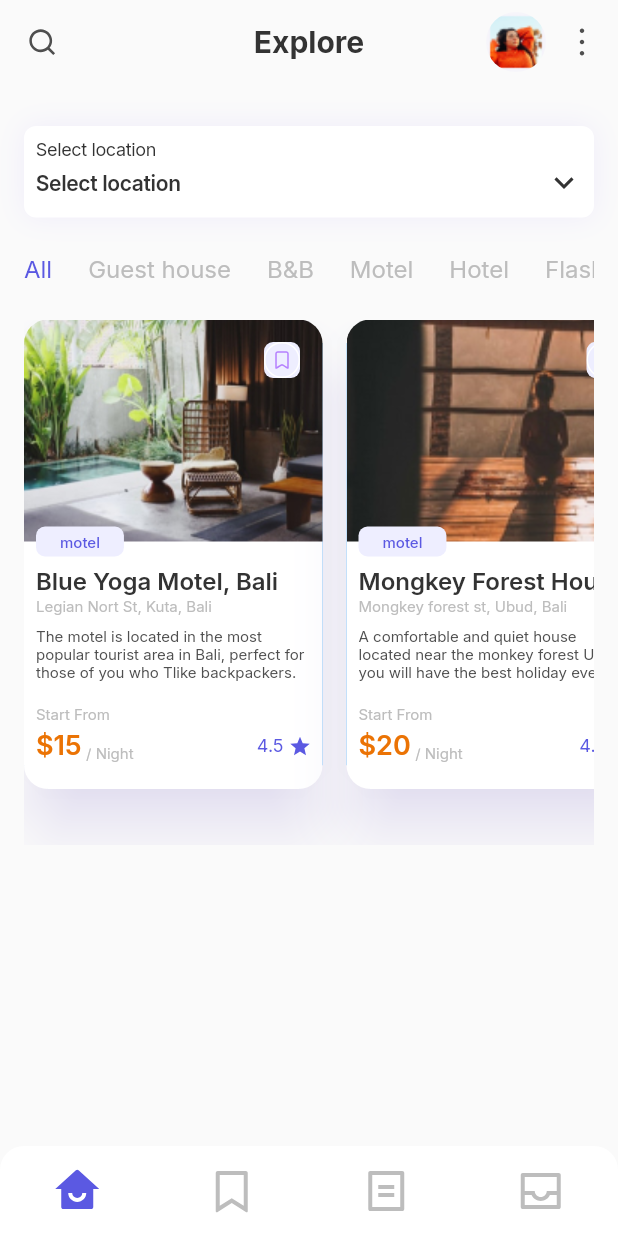
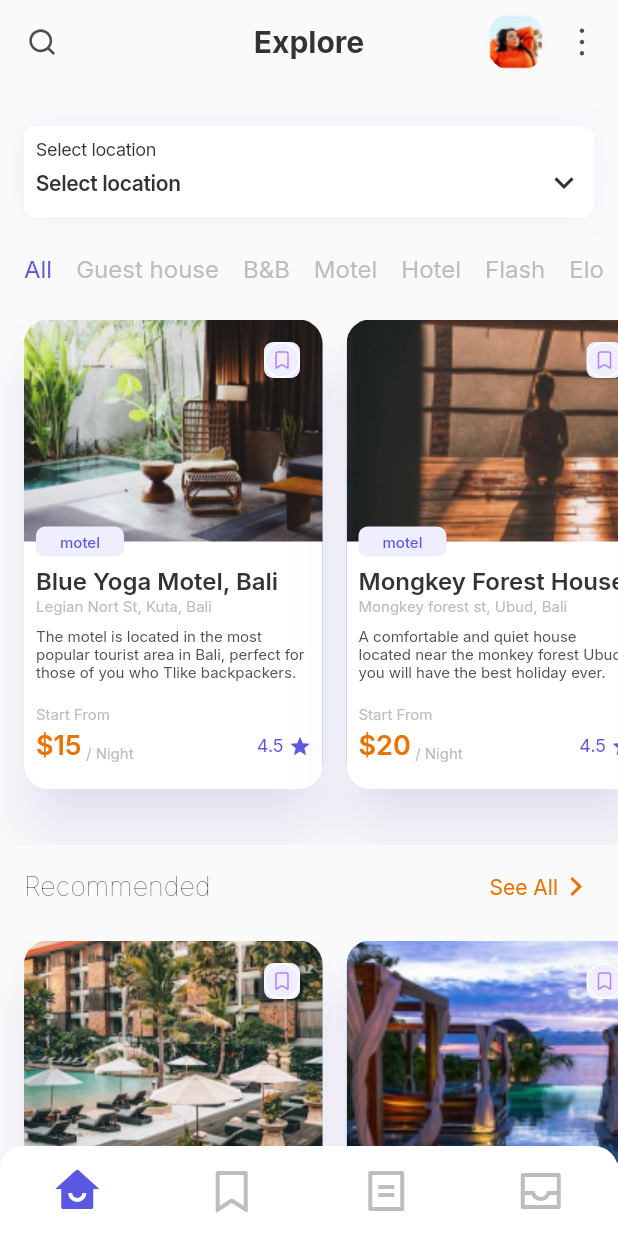
Before and after one commit to Charles-Bally/flutter-ui-motel-basics, a Flutter app: the screen it shows after launch, on a phone screen of 412 x 824 dp. Run offline on Flutter 3.47's test engine with Material 2 defaults, Android fonts, the phone set to English and light mode, and no system bars; drawn by our look-alikes of dropdown_button2, lottie; our stand-ins replace flutter_svg, google_fonts.

Commit message:
add recommanded section

```diff
--- a/assets/data-hotel.json
+++ b/assets/data-hotel.json
@@ -3,6 +3,7 @@
     {
       "id": 1,
       "type": "motel",
+      "recommended": false,
       "name": "Blue Yoga Motel, Bali",
       "location": "Legian Nort St, Kuta, Bali",
       "description": "The motel is located in the most popular tourist area in Bali, perfect for those of you who like backpackers. We’ll bring you through some of the most unique hotels that you never thought you’ll find in Bali. Let's find out!",
@@ -42,6 +43,7 @@
     {
       "id": 2,
       "type": "motel",
+      "recommended": false,
       "name": "Mongkey Forest House",
       "location": "Mongkey forest st, Ubud, Bali",
       "description": "A comfortable and quiet house located near the monkey forest Ubud, you will have the best holiday ever. We’ll bring you through some of the most unique hotels that you never thought you’ll find in Bali. Let's find out!",
@@ -70,7 +72,78 @@
     },
     {
       "id": 3,
+      "type": "motel",
+      "recommended": true,
+      "name": "Ramayana Luxury",
+      "location": "Ir Soekarno St, Jimbaran, Bali",
+      "description": "The motel is located in the most popular tourist area in Bali, perfect for those of you who like backpackers.",
+      "second-description": "The motel is located in the most popular tourist area in Bali, perfect for those of you who like backpackers.",
+      "price": 48,
+      "stars": 4.6,
+      "reviews": 751,
+      "img":"assets/images/temps/img3.jpg",
+      "amenities": [
+        {
+          "id": 1,
+          "name": "parking",
+          "icon": "assets/images/icons/car.svg"
+        },
+        {
+          "id": 2,
+          "name": "wifi",
+          "icon": "assets/images/icons/wifi.svg"
+        },
+        {
+          "id": 3,
+          "name": "laundry",
+          "icon": "assets/images/icons/laundry.svg"
+        },
+        {
+          "id": 4,
+          "name": "ac",
+          "icon": "assets/images/icons/ac.svg"
+        }
+      ]
+    },
+    {
+      "id": 4,
+      "type": "motel",
+      "recommended": true,
+      "name": "Seminyak Beach House",
+      "location": "Double Six, Seminyak, Bali",
+      "description": "A comfortable and quiet house located near the monkey forest Ubud, you will have the best holiday ever.",
+      "second-description": "A comfortable and quiet house located near the monkey forest Ubud, you will have the best holiday ever. Perfect for those of you who like backpackers.",
+      "price": 42,
+      "stars": 4.4,
+      "reviews": 600,
+      "img":"assets/images/temps/img4.jpg",
+      "amenities": [
+        {
+          "id": 1,
+          "name": "parking",
+          "icon": "assets/images/icons/car.svg"
+        },
+        {
+          "id": 2,
+          "name": "wifi",
+          "icon": "assets/images/icons/wifi.svg"
+        },
+        {
+          "id": 3,
+          "name": "laundry",
+          "icon": "assets/images/icons/laundry.svg"
+        },
+        {
+          "id": 5,
+          "name": "bar",
+          "icon": "assets/images/icons/bar.svg"
+        }
+      ]
+    },
+    {
+      "id": 5,
       "type": "hotel",
+      "recommended": true,
       "name": "Sans soucis",
       "location": "Gare de bassam, Treichville",
       "description": "A comfortable and quiet house located near the monkey forest Ubud, you will have the best holiday ever. We’ll bring you through some of the most unique hotels that you never thought you’ll find in Bali. Let's find out!",
--- a/lib/class/hotel.dart
+++ b/lib/class/hotel.dart
@@ -1,6 +1,7 @@
 class Hotel {
   final int id;
   final String type;
+  final bool recommended;
   final String name;
   final String location;
   final String description;
@@ -14,6 +15,7 @@ class Hotel {
   Hotel({
     required this.id,
     required this.type,
+    required this.recommended,
     required this.name,
     required this.location,
     required this.description,
@@ -33,6 +35,7 @@ class Hotel {
     return Hotel(
       id: json['id'] as int,
       type: json['type'] as String,
+      recommended: json['recommended'] as bool,
       name: json['name'] as String,
       location: json['location'] as String,
       description: json['description'] as String,
--- a/lib/components/pagesComponents/FiltersMotels.dart
+++ b/lib/components/pagesComponents/FiltersMotels.dart
@@ -67,16 +67,22 @@ class _FiltersMotelsState extends State<FiltersMotels>
   }
 
   List<Widget> allHotels() {
-    return _hotels
+    final hotelWidgets = _hotels
         .expand(
           (hotel) => [
+            const SizedBox(width: 16),
             SizedBox(
               height: 350,
               child: CardButton(myHotel: hotel),
             ),
-            SizedBox(width: 16),
           ],
         )
         .toList();
+
+    if (hotelWidgets.isNotEmpty) {
+      hotelWidgets.add(const SizedBox(width: 16));
+    }
+
+    return hotelWidgets;
   }
 }
--- /dev/null
+++ b/lib/components/pagesComponents/Recommended.dart
@@ -0,0 +1,129 @@
+import 'dart:convert';
+
+import 'package:flutter/material.dart';
+import 'package:flutter/services.dart';
+import 'package:flutter_svg/flutter_svg.dart';
+import 'package:google_fonts/google_fonts.dart';
+import 'package:ui_hotel_book/class/hotel.dart';
+import 'package:ui_hotel_book/components/CardButton.dart';
+import 'package:ui_hotel_book/components/pagesComponents/SelectFilters.dart';
+import 'package:ui_hotel_book/constants/AppIcons.dart';
+import 'package:ui_hotel_book/styles/AppColors.dart';
+
+class Recommended extends StatefulWidget {
+  const Recommended({super.key});
+
+  @override
+  State<Recommended> createState() => _RecommendedState();
+}
+
+class _RecommendedState extends State<Recommended>
+    with TickerProviderStateMixin {
+  String currentFilter = "All";
+  List _hotels = [];
+
+  void handleChangeFilter(String filter) {
+    setState(() {
+      currentFilter = filter;
+    });
+  }
+
+  Future<void> readJson(String url) async {
+    final String response = await rootBundle.loadString(url);
+    final data = await jsonDecode(response);
+    List arrayHotel = data["hotels"];
+    setState(() {
+      _hotels = arrayHotel.map((json) => Hotel.fromJson(json)).toList();
+    });
+  }
+
+  @override
+  void initState() {
+    super.initState();
+    readJson("assets/data-hotel.json");
+  }
+
+  @override
+  Widget build(BuildContext context) {
+    return Column(
+      children: [
+        Padding(
+          padding: const EdgeInsets.symmetric(horizontal: 16.0),
+          child: Row(
+            mainAxisAlignment: MainAxisAlignment.spaceBetween,
+            children: [
+              Text(
+                "Recommended",
+                style: GoogleFonts.inter(
+                  color: AppColors.text,
+                  fontSize: 18,
+                  fontWeight: FontWeight.w100,
+                ),
+              ),
+              InkWell(
+                  onTap: () {},
+                  child: Row(
+                    children: [
+                      Text(
+                        "See All",
+                        style: GoogleFonts.inter(
+                          fontSize: 14,
+                          fontWeight: FontWeight.w400,
+                          color: AppColors.price,
+                        ),
+                      ),
+                      Transform.rotate(
+                        angle: -90 * (3.14159265359 / 180),
+                        child: SvgPicture.asset(
+                          AppIcons.arrowDown,
+                          colorFilter: const ColorFilter.mode(
+                            AppColors.price,
+                            BlendMode.srcIn,
+                          ),
+                        ),
+                      )
+                    ],
+                  ))
+            ],
+          ),
+        ),
+        const SizedBox(
+          height: 24,
+        ),
+        NotificationListener<OverscrollIndicatorNotification>(
+          onNotification: (overscroll) {
+            overscroll
+                .disallowIndicator(); // Désactive l'effet de rétroaction bleu
+            return true;
+          },
+          child: SingleChildScrollView(
+            scrollDirection: Axis.horizontal,
+            physics: const ClampingScrollPhysics(),
+            child: Row(children: recommendedHotels()),
+          ),
+        )
+      ],
+    );
+  }
+
+  List<Widget> recommendedHotels() {
+    final recommendedHotelWidgets = _hotels
+        .where((hotel) => (hotel as Hotel).recommended == true)
+        .expand(
+          (hotel) => [
+            const SizedBox(width: 16),
+            SizedBox(
+              height: 350,
+              child: CardButton(myHotel: hotel),
+            ),
+          ],
+        )
+        .toList();
+
+    if (recommendedHotelWidgets.isNotEmpty) {
+      recommendedHotelWidgets.add(const SizedBox(width: 16));
+    }
+
+    return recommendedHotelWidgets;
+  }
+}
--- a/lib/components/pagesComponents/SelectFilters.dart
+++ b/lib/components/pagesComponents/SelectFilters.dart
@@ -23,14 +23,21 @@ class SelectFilters extends StatelessWidget {
   Widget build(BuildContext context) {
     return SizedBox(
       height: 20,
-      child: ListView.separated(
+      child: ListView(
         scrollDirection: Axis.horizontal,
-        separatorBuilder: (context, index) => const SizedBox(
-          width: 24,
-        ),
-        itemCount: selectFilterValue.length,
-        itemBuilder: (context, index) {
-          return InkWell(
+        children: allFilters(),
+      ),
+    );
+  }
+
+  List<Widget> allFilters() {
+    List<Widget> filterSelect = [];
+    for (int index = 0; index < selectFilterValue.length; index++) {
+      filterSelect.add(const SizedBox(width: 16));
+      filterSelect.add(
+        SizedBox(
+          height: 350,
+          child: InkWell(
             splashColor: Colors.transparent,
             highlightColor: Colors.transparent,
             onTap: () {
@@ -46,9 +53,15 @@ class SelectFilters extends StatelessWidget {
                 fontWeight: FontWeight.w400,
               ),
             ),
-          );
-        },
-      ),
-    );
+          ),
+        ),
+      );
+    }
+
+    if (filterSelect.isNotEmpty) {
+      filterSelect.add(const SizedBox(width: 16));
+    }
+
+    return filterSelect;
   }
 }
--- a/lib/components/pagesComponents/SelectLocation.dart
+++ b/lib/components/pagesComponents/SelectLocation.dart
@@ -25,7 +25,9 @@ class SelectLocation extends StatelessWidget {
 
   @override
   Widget build(BuildContext context) {
-    return Container(
+    return Padding(
+      padding: EdgeInsets.symmetric(horizontal: 16),
+      child: Container(
         width: double.infinity,
         padding: const EdgeInsets.all(8),
         decoration: BoxDecoration(
@@ -105,6 +107,7 @@ class SelectLocation extends StatelessWidget {
             ),
           ],
         ),
+      ),
     );
   }
 }
--- a/lib/pages/MainPage.dart
+++ b/lib/pages/MainPage.dart
@@ -8,6 +8,7 @@ import 'package:ui_hotel_book/components/CardButton.dart';
 import 'package:ui_hotel_book/components/MyAppBar.dart';
 import 'package:ui_hotel_book/components/MyBottomBar.dart';
 import 'package:ui_hotel_book/components/pagesComponents/FiltersMotels.dart';
+import 'package:ui_hotel_book/components/pagesComponents/Recommended.dart';
 import 'package:ui_hotel_book/components/pagesComponents/SelectFilters.dart';
 import 'package:ui_hotel_book/components/pagesComponents/SelectLocation.dart';
 import 'package:ui_hotel_book/styles/AppColors.dart';
@@ -66,13 +67,12 @@ class _MainPageState extends State<MainPage> with TickerProviderStateMixin {
     return Scaffold(
       backgroundColor: AppColors.background,
       appBar: MyAppBar(),
+      extendBody: true,
       bottomNavigationBar: MyBottomBar(
         callBackFunction: handleClickOnTab,
         currentMenu: currentMenu,
       ),
-      body: Padding(
-        padding: EdgeInsets.symmetric(horizontal: 16),
-        child: ListView(
+      body: ListView(
         children: [
           SizedBox(
             height: 24,
@@ -85,8 +85,11 @@ class _MainPageState extends State<MainPage> with TickerProviderStateMixin {
             height: 24,
           ),
           FiltersMotels(),
+          SizedBox(
+            height: 16,
+          ),
+          Recommended(),
         ],
-        ),
       ),
     );
   }
```
Also changed, not shown: assets/images/temps/img3.jpg (added), assets/images/temps/img4.jpg (added). Lines whose indentation alone changed are shown as unchanged.
